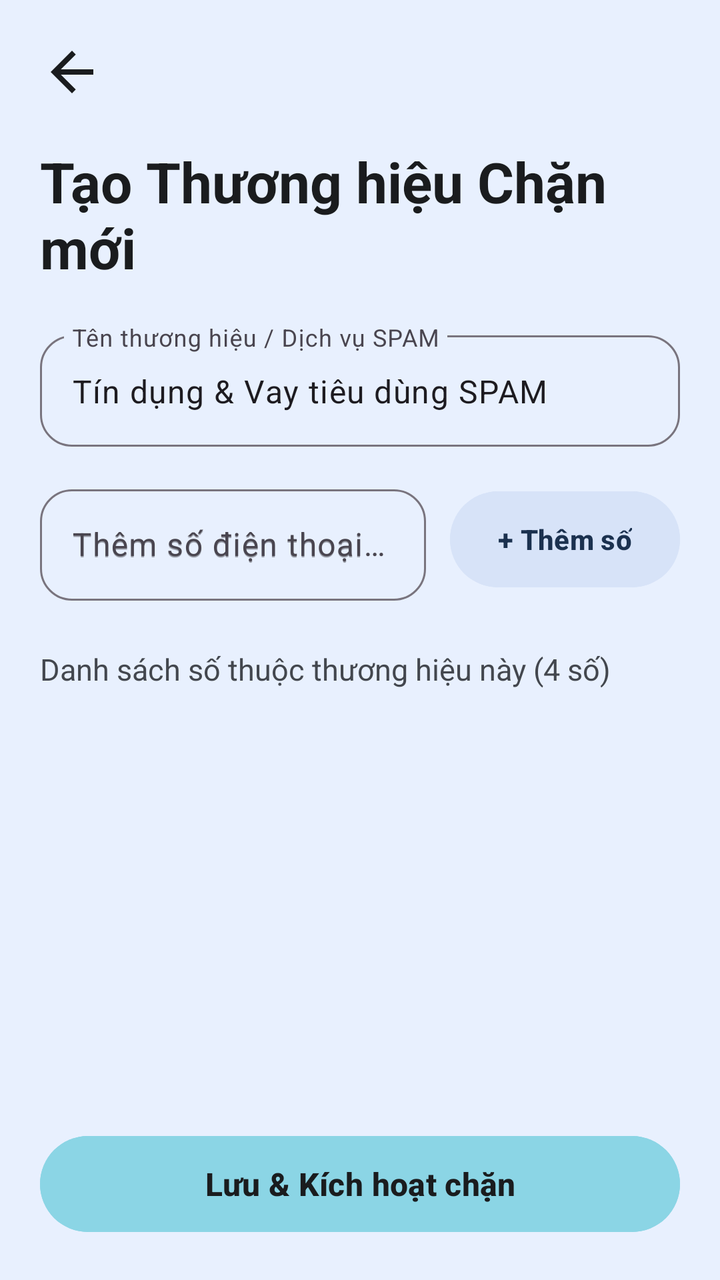
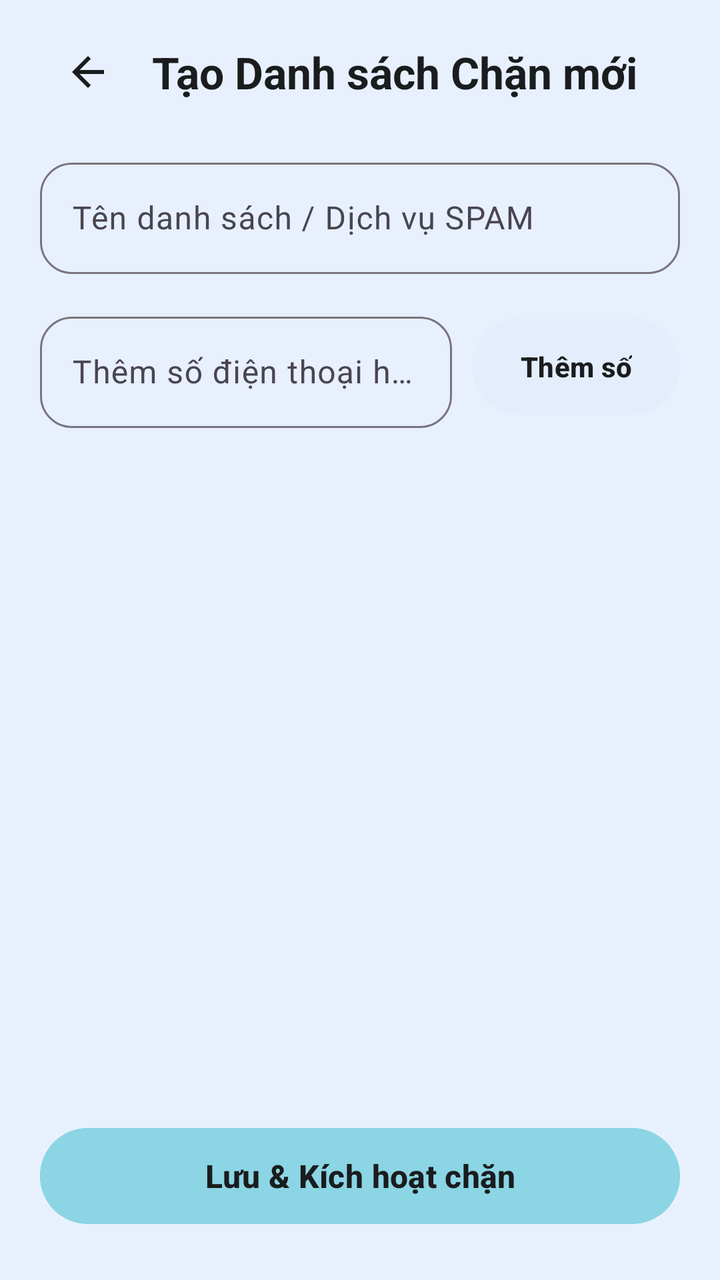

Two renders of the same Android screen: before a commit and after it. Below are the layout's source before the change and the commit's diff.
<!-- AndroidManifest.xml: application theme Theme.CallBlock -->
<!-- res/layout/activity_add_edit_brand.xml -->
<?xml version="1.0" encoding="utf-8"?>
<LinearLayout xmlns:android="http://schemas.android.com/apk/res/android"
    xmlns:app="http://schemas.android.com/apk/res-auto"
    android:layout_width="match_parent"
    android:layout_height="match_parent"
    android:background="@color/pixel_blue_bg"
    android:orientation="vertical"
    android:padding="20dp">

    
    <ImageView
        android:id="@+id/btnBack"
        android:layout_width="32dp"
        android:layout_height="32dp"
        android:src="@drawable/ic_back"
        app:tint="@color/text_primary" />

    <TextView
        android:layout_width="match_parent"
        android:layout_height="wrap_content"
        android:layout_marginTop="20dp"
        android:text="@string/title_create_brand"
        android:textColor="@color/text_primary"
        android:textSize="28sp"
        android:textStyle="bold" />

    <ScrollView
        android:layout_width="match_parent"
        android:layout_height="0dp"
        android:layout_marginTop="20dp"
        android:layout_weight="1">

        <LinearLayout
            android:layout_width="match_parent"
            android:layout_height="wrap_content"
            android:orientation="vertical">

            
            <com.google.android.material.textfield.TextInputLayout
                style="@style/Widget.Material3.TextInputLayout.OutlinedBox"
                android:layout_width="match_parent"
                android:layout_height="wrap_content"
                android:hint="@string/label_brand_name"
                app:boxCornerRadiusBottomEnd="16dp"
                app:boxCornerRadiusBottomStart="16dp"
                app:boxCornerRadiusTopEnd="16dp"
                app:boxCornerRadiusTopStart="16dp">

                <com.google.android.material.textfield.TextInputEditText
                    android:id="@+id/etBrandName"
                    android:layout_width="match_parent"
                    android:layout_height="wrap_content"
                    android:inputType="text"
                    android:text="Tín dụng &amp; Vay tiêu dùng SPAM"
                    android:textSize="16sp" />
            </com.google.android.material.textfield.TextInputLayout>

            
            <LinearLayout
                android:layout_width="match_parent"
                android:layout_height="wrap_content"
                android:layout_marginTop="16dp"
                android:gravity="center_vertical"
                android:orientation="horizontal">

                <com.google.android.material.textfield.TextInputLayout
                    style="@style/Widget.Material3.TextInputLayout.OutlinedBox"
                    android:layout_width="0dp"
                    android:layout_height="wrap_content"
                    android:layout_weight="1"
                    android:hint="@string/label_add_number"
                    app:boxCornerRadiusBottomEnd="16dp"
                    app:boxCornerRadiusBottomStart="16dp"
                    app:boxCornerRadiusTopEnd="16dp"
                    app:boxCornerRadiusTopStart="16dp">

                    <com.google.android.material.textfield.TextInputEditText
                        android:id="@+id/etPhoneNumber"
                        android:layout_width="match_parent"
                        android:layout_height="wrap_content"
                        android:hint="@string/hint_add_number"
                        android:inputType="text"
                        android:textSize="16sp" />
                </com.google.android.material.textfield.TextInputLayout>

                <com.google.android.material.button.MaterialButton
                    android:id="@+id/btnAddNumber"
                    android:layout_width="wrap_content"
                    android:layout_height="56dp"
                    android:layout_marginStart="12dp"
                    android:backgroundTint="@color/pixel_chip_bg"
                    android:text="@string/btn_add_number"
                    android:textColor="@color/pixel_chip_text"
                    android:textSize="14sp"
                    android:textStyle="bold"
                    app:cornerRadius="28dp" />
            </LinearLayout>

            <TextView
                android:id="@+id/tvChipCount"
                android:layout_width="match_parent"
                android:layout_height="wrap_content"
                android:layout_marginTop="24dp"
                android:text="Danh sách số thuộc thương hiệu này (4 số)"
                android:textColor="@color/text_secondary"
                android:textSize="15sp" />

            
            <com.google.android.material.chip.ChipGroup
                android:id="@+id/chipGroupNumbers"
                android:layout_width="match_parent"
                android:layout_height="wrap_content"
                android:layout_marginTop="12dp"
                app:chipSpacingHorizontal="8dp"
                app:chipSpacingVertical="8dp" />

        </LinearLayout>
    </ScrollView>

    <com.google.android.material.button.MaterialButton
        android:id="@+id/btnSaveBrand"
        android:layout_width="match_parent"
        android:layout_height="56dp"
        android:layout_marginTop="16dp"
        android:backgroundTint="@color/button_teal"
        android:text="@string/btn_save_brand"
        android:textColor="@color/text_primary"
        android:textSize="16sp"
        android:textStyle="bold"
        app:cornerRadius="28dp" />

</LinearLayout>
<!-- resources referenced by this layout -->
<resources>
  <color name="button_teal">#8BD5E5</color>
  <color name="pixel_blue_bg">#E8F0FE</color>
  <color name="pixel_chip_bg">#D7E3F8</color>
  <color name="pixel_chip_text">#1B314F</color>
  <color name="text_primary">#1A1C1E</color>
  <color name="text_secondary">#43474E</color>
  <!-- drawable ic_back (drawable) -->
  <vector xmlns:android="http://schemas.android.com/apk/res/android"
      android:width="24dp"
      android:height="24dp"
      android:viewportWidth="24"
      android:viewportHeight="24">
      <path
          android:fillColor="#FF000000"
          android:pathData="M20,11H7.83l5.59,-5.59L12,4l-8,8 8,8 1.41,-1.41L7.83,13H20v-2z"/>
  </vector>
  <string name="btn_add_number">+ Thêm số</string>
  <string name="btn_save_brand">Lưu &amp; Kích hoạt chặn</string>
  <string name="hint_add_number">Thêm số điện thoại</string>
  <string name="label_add_number">Thêm số điện thoại hoặc đầu số</string>
  <string name="label_brand_name">Tên thương hiệu / Dịch vụ SPAM</string>
  <string name="title_create_brand">Tạo Thương hiệu Chặn mới</string>
  <style name="Theme.CallBlock" parent="Base.Theme.CallBlock" />
  <style name="Base.Theme.CallBlock" parent="Theme.Material3.DayNight.NoActionBar">
          
          <item name="colorPrimary">@color/primary</item>
          <item name="colorOnPrimary">@color/on_primary</item>
          <item name="colorPrimaryContainer">@color/primary_container</item>
          <item name="colorOnPrimaryContainer">@color/on_primary_container</item>
          <item name="android:statusBarColor">@color/pixel_blue_bg</item>
          <item name="android:windowLightStatusBar">true</item>
          <item name="android:windowBackground">@color/pixel_blue_bg</item>
      </style>
  <color name="primary">#2B5EA7</color>
  <color name="on_primary">#FFFFFF</color>
  <color name="primary_container">#D8E2FF</color>
  <color name="on_primary_container">#001A41</color>
</resources>

<!-- the commit's change to res/layout/activity_add_edit_brand.xml (unified diff, before → after) -->
@@ -5,30 +5,55 @@
     android:layout_height="match_parent"
     android:background="@color/pixel_blue_bg"
     android:orientation="vertical"
-    android:padding="20dp">
+    android:paddingStart="20dp"
+    android:paddingTop="12dp"
+    android:paddingEnd="20dp"
+    android:paddingBottom="24dp">
 
     
-    <ImageView
-        android:id="@+id/btnBack"
-        android:layout_width="32dp"
-        android:layout_height="32dp"
-        android:src="@drawable/ic_back"
-        app:tint="@color/text_primary" />
-
-    <TextView
+    <LinearLayout
         android:layout_width="match_parent"
         android:layout_height="wrap_content"
-        android:layout_marginTop="20dp"
-        android:text="@string/title_create_brand"
-        android:textColor="@color/text_primary"
-        android:textSize="28sp"
-        android:textStyle="bold" />
+        android:gravity="center_vertical"
+        android:orientation="horizontal">
+
+        <FrameLayout
+            android:id="@+id/btnBackContainer"
+            android:layout_width="48dp"
+            android:layout_height="48dp"
+            android:background="?attr/selectableItemBackgroundBorderless"
+            android:clickable="true"
+            android:focusable="true">
+
+            <ImageView
+                android:id="@+id/btnBack"
+                android:layout_width="24dp"
+                android:layout_height="24dp"
+                android:layout_gravity="center"
+                android:src="@drawable/ic_back"
+                app:tint="@color/text_primary" />
+        </FrameLayout>
+
+        <TextView
+            android:id="@+id/tvTitle"
+            android:layout_width="0dp"
+            android:layout_height="wrap_content"
+            android:layout_marginStart="8dp"
+            android:layout_weight="1"
+            android:text="@string/title_create_brand"
+            android:textColor="@color/text_primary"
+            android:textSize="22sp"
+            android:textStyle="bold" />
+    </LinearLayout>
 
     <ScrollView
         android:layout_width="match_parent"
         android:layout_height="0dp"
-        android:layout_marginTop="20dp"
-        android:layout_weight="1">
+        android:layout_marginTop="16dp"
+        android:layout_weight="1"
+        android:clipToPadding="false"
+        android:fillViewport="true"
+        android:paddingBottom="16dp">
 
         <LinearLayout
             android:layout_width="match_parent"
@@ -51,7 +76,6 @@
                     android:layout_width="match_parent"
                     android:layout_height="wrap_content"
                     android:inputType="text"
-                    android:text="Tín dụng &amp; Vay tiêu dùng SPAM"
                     android:textSize="16sp" />
             </com.google.android.material.textfield.TextInputLayout>
 
@@ -78,8 +102,8 @@
                         android:id="@+id/etPhoneNumber"
                         android:layout_width="match_parent"
                         android:layout_height="wrap_content"
-                        android:hint="@string/hint_add_number"
-                        android:inputType="text"
+                        android:digits="0123456789+ -xX#*"
+                        android:inputType="phone"
                         android:textSize="16sp" />
                 </com.google.android.material.textfield.TextInputLayout>
 
@@ -87,10 +111,10 @@
                     android:id="@+id/btnAddNumber"
                     android:layout_width="wrap_content"
                     android:layout_height="56dp"
-                    android:layout_marginStart="12dp"
-                    android:backgroundTint="@color/pixel_chip_bg"
+                    android:layout_marginStart="10dp"
+                    android:backgroundTint="@color/pixel_card_light_blue"
                     android:text="@string/btn_add_number"
-                    android:textColor="@color/pixel_chip_text"
+                    android:textColor="@color/text_primary"
                     android:textSize="14sp"
                     android:textStyle="bold"
                     app:cornerRadius="28dp" />
@@ -101,32 +125,86 @@
                 android:layout_width="match_parent"
                 android:layout_height="wrap_content"
                 android:layout_marginTop="24dp"
-                android:text="Danh sách số thuộc thương hiệu này (4 số)"
                 android:textColor="@color/text_secondary"
-                android:textSize="15sp" />
-
-            
-            <com.google.android.material.chip.ChipGroup
-                android:id="@+id/chipGroupNumbers"
+                android:textSize="15sp"
+                android:textStyle="bold" />
+
+            
+            <com.google.android.material.card.MaterialCardView
+                android:id="@+id/cardEmptyState"
                 android:layout_width="match_parent"
                 android:layout_height="wrap_content"
                 android:layout_marginTop="12dp"
-                app:chipSpacingHorizontal="8dp"
-                app:chipSpacingVertical="8dp" />
+                android:visibility="gone"
+                app:cardBackgroundColor="@color/pixel_card_bg"
+                app:cardCornerRadius="16dp"
+                app:cardElevation="0dp"
+                app:strokeWidth="0dp">
+
+                <LinearLayout
+                    android:layout_width="match_parent"
+                    android:layout_height="wrap_content"
+                    android:gravity="center"
+                    android:orientation="vertical"
+                    android:padding="20dp">
+
+                    <ImageView
+                        android:layout_width="36dp"
+                        android:layout_height="36dp"
+                        android:src="@drawable/ic_shield"
+                        app:tint="@color/text_muted" />
+
+                    <TextView
+                        android:layout_width="wrap_content"
+                        android:layout_height="wrap_content"
+                        android:layout_marginTop="8dp"
+                        android:gravity="center"
+                        android:text="Chưa có số nào trong danh sách.\nNhập số điện thoại hoặc đầu số ở trên để thêm."
+                        android:textColor="@color/text_muted"
+                        android:textSize="14sp" />
+                </LinearLayout>
+            </com.google.android.material.card.MaterialCardView>
+
+            
+            <LinearLayout
+                android:id="@+id/layoutNumberList"
+                android:layout_width="match_parent"
+                android:layout_height="wrap_content"
+                android:layout_marginTop="12dp"
+                android:orientation="vertical" />
 
         </LinearLayout>
     </ScrollView>
 
-    <com.google.android.material.button.MaterialButton
-        android:id="@+id/btnSaveBrand"
+    
+    <LinearLayout
         android:layout_width="match_parent"
-        android:layout_height="56dp"
-        android:layout_marginTop="16dp"
-        android:backgroundTint="@color/button_teal"
-        android:text="@string/btn_save_brand"
-        android:textColor="@color/text_primary"
-        android:textSize="16sp"
-        android:textStyle="bold"
-        app:cornerRadius="28dp" />
+        android:layout_height="wrap_content"
+        android:layout_marginTop="12dp"
+        android:orientation="vertical">
+
+        <com.google.android.material.button.MaterialButton
+            android:id="@+id/btnSaveBrand"
+            android:layout_width="match_parent"
+            android:layout_height="56dp"
+            android:backgroundTint="@color/button_teal"
+            android:text="@string/btn_save_brand"
+            android:textColor="@color/text_primary"
+            android:textSize="16sp"
+            android:textStyle="bold"
+            app:cornerRadius="28dp" />
+
+        <com.google.android.material.button.MaterialButton
+            android:id="@+id/btnDeleteBrand"
+            style="@style/Widget.Material3.Button.TextButton"
+            android:layout_width="match_parent"
+            android:layout_height="48dp"
+            android:layout_marginTop="8dp"
+            android:text="@string/btn_delete_brand"
+            android:textColor="#D32F2F"
+            android:textSize="15sp"
+            android:textStyle="bold"
+            android:visibility="gone" />
+    </LinearLayout>
 
 </LinearLayout>
<!-- resource entries referenced after the edit -->
@@ -2,8 +2,9 @@
 <resources>
   <color name="button_teal">#8BD5E5</color>
   <color name="pixel_blue_bg">#E8F0FE</color>
-  <color name="pixel_chip_bg">#D7E3F8</color>
-  <color name="pixel_chip_text">#1B314F</color>
+  <color name="pixel_card_bg">#FFFFFF</color>
+  <color name="pixel_card_light_blue">#E3EDFB</color>
+  <color name="text_muted">#73777F</color>
   <color name="text_primary">#1A1C1E</color>
   <color name="text_secondary">#43474E</color>
   <!-- drawable ic_back (drawable) -->
@@ -16,12 +17,22 @@
           android:fillColor="#FF000000"
           android:pathData="M20,11H7.83l5.59,-5.59L12,4l-8,8 8,8 1.41,-1.41L7.83,13H20v-2z"/>
   </vector>
-  <string name="btn_add_number">+ Thêm số</string>
+  <!-- drawable ic_shield (drawable) -->
+  <vector xmlns:android="http://schemas.android.com/apk/res/android"
+      android:width="24dp"
+      android:height="24dp"
+      android:viewportWidth="24"
+      android:viewportHeight="24">
+      <path
+          android:fillColor="#FF000000"
+          android:pathData="M12,1L3,5v6c0,5.55 3.84,10.74 9,12 5.16,-1.26 9,-6.45 9,-12V5l-9,-4zm0,10.99h7c-0.53,4.12 -3.28,7.79 -7,8.94V12H5V6.3l7,-3.11v8.8z"/>
+  </vector>
+  <string name="btn_add_number">Thêm số</string>
+  <string name="btn_delete_brand">Xóa danh sách này</string>
   <string name="btn_save_brand">Lưu &amp; Kích hoạt chặn</string>
-  <string name="hint_add_number">Thêm số điện thoại</string>
   <string name="label_add_number">Thêm số điện thoại hoặc đầu số</string>
-  <string name="label_brand_name">Tên thương hiệu / Dịch vụ SPAM</string>
-  <string name="title_create_brand">Tạo Thương hiệu Chặn mới</string>
+  <string name="label_brand_name">Tên danh sách / Dịch vụ SPAM</string>
+  <string name="title_create_brand">Tạo Danh sách Chặn mới</string>
   <style name="Theme.CallBlock" parent="Base.Theme.CallBlock" />
   <style name="Base.Theme.CallBlock" parent="Theme.Material3.DayNight.NoActionBar">
           
